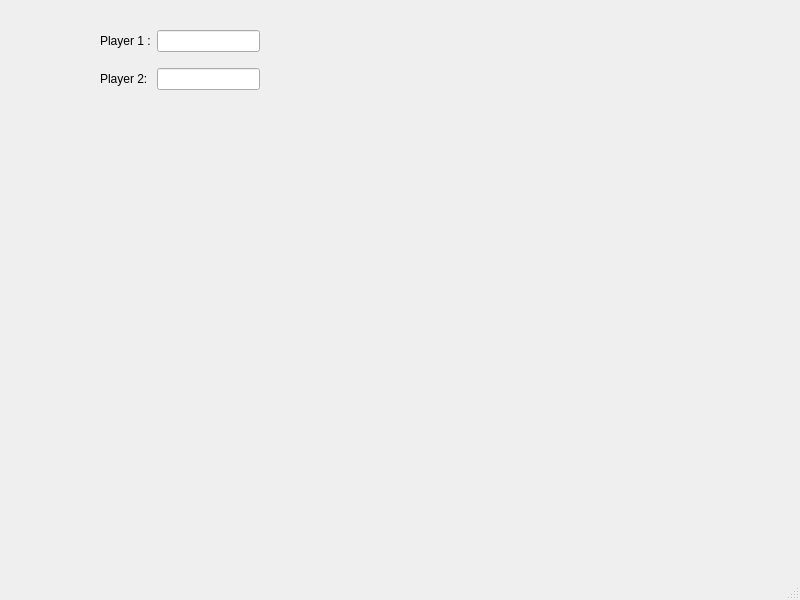
The window that mainwindow.ui (SaeidSY/FinalProjectGroup7) describes before a commit, drawn with Qt 5.
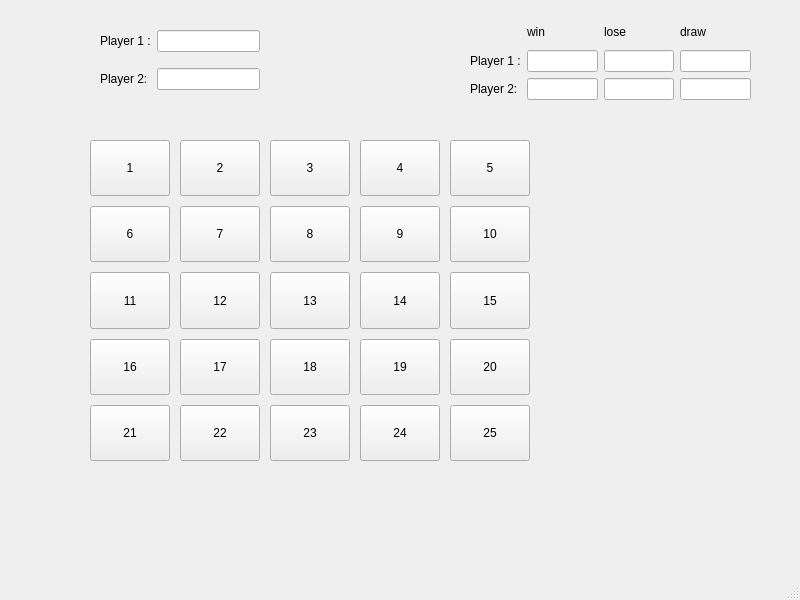
The same window after the commit.

Commit message: table and inputName and ScoreBoard Design

Patch:
```diff
--- a/mainwindow.ui
+++ b/mainwindow.ui
@@ -42,7 +42,430 @@
       <widget class="QLineEdit" name="lineEdit"/>
      </item>
      <item row="1" column="1">
-      <widget class="QLineEdit" name="lineEdit_2"/>
+      <widget class="QLineEdit" name="lineEditName2"/>
+     </item>
+    </layout>
+   </widget>
+   <widget class="QWidget" name="gridLayoutWidget_2">
+    <property name="geometry">
+     <rect>
+      <x>470</x>
+      <y>20</y>
+      <width>281</width>
+      <height>80</height>
+     </rect>
+    </property>
+    <layout class="QGridLayout" name="gridLayout_2">
+     <item row="2" column="1">
+      <widget class="QLineEdit" name="lineEditWin2"/>
+     </item>
+     <item row="2" column="2">
+      <widget class="QLineEdit" name="lineEditLose2"/>
+     </item>
+     <item row="1" column="1">
+      <widget class="QLineEdit" name="lineEditWin1"/>
+     </item>
+     <item row="2" column="0">
+      <widget class="QLabel" name="lblScore2">
+       <property name="text">
+        <string>Player 2:</string>
+       </property>
+      </widget>
+     </item>
+     <item row="1" column="3">
+      <widget class="QLineEdit" name="lineEditDraw1"/>
+     </item>
+     <item row="1" column="0">
+      <widget class="QLabel" name="lblScore1">
+       <property name="text">
+        <string>Player 1 :</string>
+       </property>
+      </widget>
+     </item>
+     <item row="2" column="3">
+      <widget class="QLineEdit" name="lineEditDraw2"/>
+     </item>
+     <item row="1" column="2">
+      <widget class="QLineEdit" name="lineEditLose1"/>
+     </item>
+     <item row="0" column="1">
+      <widget class="QLabel" name="label_5">
+       <property name="text">
+        <string>win</string>
+       </property>
+      </widget>
+     </item>
+     <item row="0" column="2">
+      <widget class="QLabel" name="label_6">
+       <property name="text">
+        <string>lose</string>
+       </property>
+      </widget>
+     </item>
+     <item row="0" column="3">
+      <widget class="QLabel" name="label_7">
+       <property name="text">
+        <string>draw</string>
+       </property>
+      </widget>
+     </item>
+    </layout>
+   </widget>
+   <widget class="QWidget" name="gridLayoutWidget_3">
+    <property name="geometry">
+     <rect>
+      <x>80</x>
+      <y>130</y>
+      <width>460</width>
+      <height>341</height>
+     </rect>
+    </property>
+    <layout class="QGridLayout" name="gridLayout_3" rowstretch="1,1,1,1,1" columnstretch="1,1,1,1,1">
+     <property name="sizeConstraint">
+      <enum>QLayout::SetDefaultConstraint</enum>
+     </property>
+     <property name="leftMargin">
+      <number>10</number>
+     </property>
+     <property name="topMargin">
+      <number>10</number>
+     </property>
+     <property name="rightMargin">
+      <number>10</number>
+     </property>
+     <property name="bottomMargin">
+      <number>10</number>
+     </property>
+     <property name="spacing">
+      <number>10</number>
+     </property>
+     <item row="4" column="2">
+      <widget class="QPushButton" name="btn23">
+       <property name="sizePolicy">
+        <sizepolicy hsizetype="Expanding" vsizetype="Expanding">
+         <horstretch>0</horstretch>
+         <verstretch>0</verstretch>
+        </sizepolicy>
+       </property>
+       <property name="text">
+        <string>23</string>
+       </property>
+      </widget>
+     </item>
+     <item row="2" column="3">
+      <widget class="QPushButton" name="btn14">
+       <property name="sizePolicy">
+        <sizepolicy hsizetype="Expanding" vsizetype="Expanding">
+         <horstretch>0</horstretch>
+         <verstretch>0</verstretch>
+        </sizepolicy>
+       </property>
+       <property name="text">
+        <string>14</string>
+       </property>
+      </widget>
+     </item>
+     <item row="3" column="1">
+      <widget class="QPushButton" name="btn17">
+       <property name="sizePolicy">
+        <sizepolicy hsizetype="Expanding" vsizetype="Expanding">
+         <horstretch>0</horstretch>
+         <verstretch>0</verstretch>
+        </sizepolicy>
+       </property>
+       <property name="text">
+        <string>17</string>
+       </property>
+      </widget>
+     </item>
+     <item row="3" column="2">
+      <widget class="QPushButton" name="btn18">
+       <property name="sizePolicy">
+        <sizepolicy hsizetype="Expanding" vsizetype="Expanding">
+         <horstretch>0</horstretch>
+         <verstretch>0</verstretch>
+        </sizepolicy>
+       </property>
+       <property name="text">
+        <string>18</string>
+       </property>
+      </widget>
+     </item>
+     <item row="2" column="2">
+      <widget class="QPushButton" name="btn13">
+       <property name="sizePolicy">
+        <sizepolicy hsizetype="Expanding" vsizetype="Expanding">
+         <horstretch>0</horstretch>
+         <verstretch>0</verstretch>
+        </sizepolicy>
+       </property>
+       <property name="text">
+        <string>13</string>
+       </property>
+      </widget>
+     </item>
+     <item row="1" column="4">
+      <widget class="QPushButton" name="btn10">
+       <property name="sizePolicy">
+        <sizepolicy hsizetype="Expanding" vsizetype="Expanding">
+         <horstretch>0</horstretch>
+         <verstretch>0</verstretch>
+        </sizepolicy>
+       </property>
+       <property name="text">
+        <string>10</string>
+       </property>
+      </widget>
+     </item>
+     <item row="3" column="3">
+      <widget class="QPushButton" name="btn19">
+       <property name="sizePolicy">
+        <sizepolicy hsizetype="Expanding" vsizetype="Expanding">
+         <horstretch>0</horstretch>
+         <verstretch>0</verstretch>
+        </sizepolicy>
+       </property>
+       <property name="text">
+        <string>19</string>
+       </property>
+      </widget>
+     </item>
+     <item row="4" column="4">
+      <widget class="QPushButton" name="btn25">
+       <property name="sizePolicy">
+        <sizepolicy hsizetype="Expanding" vsizetype="Expanding">
+         <horstretch>0</horstretch>
+         <verstretch>0</verstretch>
+        </sizepolicy>
+       </property>
+       <property name="text">
+        <string>25</string>
+       </property>
+      </widget>
+     </item>
+     <item row="0" column="0">
+      <widget class="QPushButton" name="btn01">
+       <property name="sizePolicy">
+        <sizepolicy hsizetype="Expanding" vsizetype="Expanding">
+         <horstretch>0</horstretch>
+         <verstretch>0</verstretch>
+        </sizepolicy>
+       </property>
+       <property name="text">
+        <string>1</string>
+       </property>
+      </widget>
+     </item>
+     <item row="0" column="1">
+      <widget class="QPushButton" name="btn02">
+       <property name="sizePolicy">
+        <sizepolicy hsizetype="Expanding" vsizetype="Expanding">
+         <horstretch>0</horstretch>
+         <verstretch>0</verstretch>
+        </sizepolicy>
+       </property>
+       <property name="text">
+        <string>2</string>
+       </property>
+      </widget>
+     </item>
+     <item row="0" column="2">
+      <widget class="QPushButton" name="btn03">
+       <property name="sizePolicy">
+        <sizepolicy hsizetype="Expanding" vsizetype="Expanding">
+         <horstretch>0</horstretch>
+         <verstretch>0</verstretch>
+        </sizepolicy>
+       </property>
+       <property name="text">
+        <string>3</string>
+       </property>
+      </widget>
+     </item>
+     <item row="3" column="0">
+      <widget class="QPushButton" name="btn16">
+       <property name="sizePolicy">
+        <sizepolicy hsizetype="Expanding" vsizetype="Expanding">
+         <horstretch>0</horstretch>
+         <verstretch>0</verstretch>
+        </sizepolicy>
+       </property>
+       <property name="text">
+        <string>16</string>
+       </property>
+      </widget>
+     </item>
+     <item row="2" column="0">
+      <widget class="QPushButton" name="btn11">
+       <property name="sizePolicy">
+        <sizepolicy hsizetype="Expanding" vsizetype="Expanding">
+         <horstretch>0</horstretch>
+         <verstretch>0</verstretch>
+        </sizepolicy>
+       </property>
+       <property name="text">
+        <string>11</string>
+       </property>
+      </widget>
+     </item>
+     <item row="2" column="4">
+      <widget class="QPushButton" name="btn15">
+       <property name="enabled">
+        <bool>true</bool>
+       </property>
+       <property name="sizePolicy">
+        <sizepolicy hsizetype="Expanding" vsizetype="Expanding">
+         <horstretch>0</horstretch>
+         <verstretch>0</verstretch>
+        </sizepolicy>
+       </property>
+       <property name="text">
+        <string>15</string>
+       </property>
+      </widget>
+     </item>
+     <item row="4" column="3">
+      <widget class="QPushButton" name="btn24">
+       <property name="sizePolicy">
+        <sizepolicy hsizetype="Expanding" vsizetype="Expanding">
+         <horstretch>0</horstretch>
+         <verstretch>0</verstretch>
+        </sizepolicy>
+       </property>
+       <property name="text">
+        <string>24</string>
+       </property>
+      </widget>
+     </item>
+     <item row="2" column="1">
+      <widget class="QPushButton" name="btn12">
+       <property name="sizePolicy">
+        <sizepolicy hsizetype="Expanding" vsizetype="Expanding">
+         <horstretch>0</horstretch>
+         <verstretch>0</verstretch>
+        </sizepolicy>
+       </property>
+       <property name="text">
+        <string>12</string>
+       </property>
+      </widget>
+     </item>
+     <item row="4" column="1">
+      <widget class="QPushButton" name="btn22">
+       <property name="sizePolicy">
+        <sizepolicy hsizetype="Expanding" vsizetype="Expanding">
+         <horstretch>0</horstretch>
+         <verstretch>0</verstretch>
+        </sizepolicy>
+       </property>
+       <property name="text">
+        <string>22</string>
+       </property>
+      </widget>
+     </item>
+     <item row="0" column="3">
+      <widget class="QPushButton" name="btn04">
+       <property name="sizePolicy">
+        <sizepolicy hsizetype="Expanding" vsizetype="Expanding">
+         <horstretch>0</horstretch>
+         <verstretch>0</verstretch>
+        </sizepolicy>
+       </property>
+       <property name="text">
+        <string>4</string>
+       </property>
+      </widget>
+     </item>
+     <item row="4" column="0">
+      <widget class="QPushButton" name="btn21">
+       <property name="sizePolicy">
+        <sizepolicy hsizetype="Expanding" vsizetype="Expanding">
+         <horstretch>0</horstretch>
+         <verstretch>0</verstretch>
+        </sizepolicy>
+       </property>
+       <property name="text">
+        <string>21</string>
+       </property>
+      </widget>
+     </item>
+     <item row="3" column="4">
+      <widget class="QPushButton" name="btn20">
+       <property name="sizePolicy">
+        <sizepolicy hsizetype="Expanding" vsizetype="Expanding">
+         <horstretch>0</horstretch>
+         <verstretch>0</verstretch>
+        </sizepolicy>
+       </property>
+       <property name="text">
+        <string>20</string>
+       </property>
+      </widget>
+     </item>
+     <item row="0" column="4">
+      <widget class="QPushButton" name="btn05">
+       <property name="sizePolicy">
+        <sizepolicy hsizetype="Expanding" vsizetype="Expanding">
+         <horstretch>0</horstretch>
+         <verstretch>0</verstretch>
+        </sizepolicy>
+       </property>
+       <property name="text">
+        <string>5</string>
+       </property>
+      </widget>
+     </item>
+     <item row="1" column="3">
+      <widget class="QPushButton" name="btn09">
+       <property name="sizePolicy">
+        <sizepolicy hsizetype="Expanding" vsizetype="Expanding">
+         <horstretch>0</horstretch>
+         <verstretch>0</verstretch>
+        </sizepolicy>
+       </property>
+       <property name="text">
+        <string>9</string>
+       </property>
+      </widget>
+     </item>
+     <item row="1" column="2">
+      <widget class="QPushButton" name="btn08">
+       <property name="sizePolicy">
+        <sizepolicy hsizetype="Expanding" vsizetype="Expanding">
+         <horstretch>0</horstretch>
+         <verstretch>0</verstretch>
+        </sizepolicy>
+       </property>
+       <property name="text">
+        <string>8</string>
+       </property>
+      </widget>
+     </item>
+     <item row="1" column="1">
+      <widget class="QPushButton" name="btn07">
+       <property name="sizePolicy">
+        <sizepolicy hsizetype="Expanding" vsizetype="Expanding">
+         <horstretch>0</horstretch>
+         <verstretch>0</verstretch>
+        </sizepolicy>
+       </property>
+       <property name="text">
+        <string>7</string>
+       </property>
+      </widget>
+     </item>
+     <item row="1" column="0">
+      <widget class="QPushButton" name="btn06">
+       <property name="sizePolicy">
+        <sizepolicy hsizetype="Expanding" vsizetype="Expanding">
+         <horstretch>0</horstretch>
+         <verstretch>0</verstretch>
+        </sizepolicy>
+       </property>
+       <property name="text">
+        <string>6</string>
+       </property>
+      </widget>
      </item>
     </layout>
    </widget>
```
Left out of the diff: 6 changed lines with no effect on the pictures. The commit also changes 2 other files.
